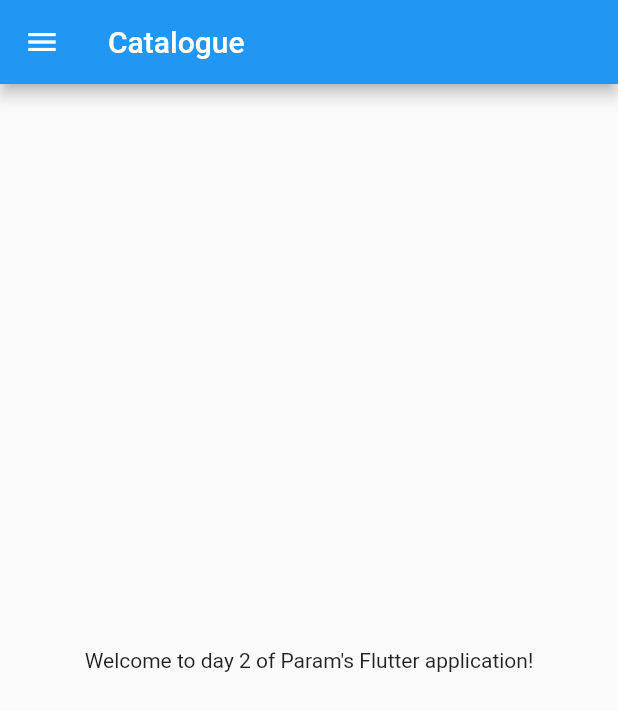
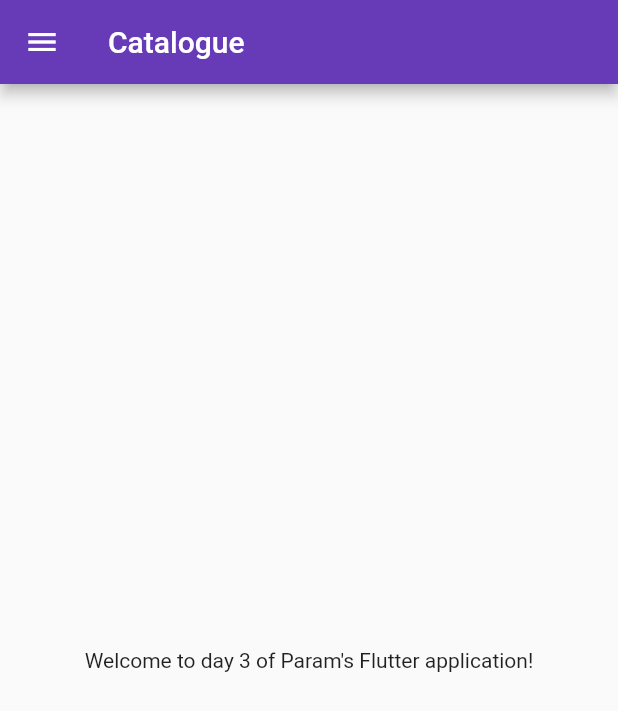
Before and after one commit to paramsiddharth/learning-flutter, a Flutter app: the screen it shows after launch, on a phone screen of 412 x 824 dp. Shown: the top 711 px of the screen. Run offline on Flutter 3.47's test engine with Material 2 defaults, Android fonts, the phone set to English and light mode, and no system bars.

Commit message:
दिवस ३ पूर्ण

```diff
--- a/1-flutter-cat/lib/main.dart
+++ b/1-flutter-cat/lib/main.dart
@@ -1,5 +1,7 @@
 import 'package:flutter/material.dart';
-import 'home_page.dart';
+
+import 'pages/login_page.dart';
+import 'pages/home_page.dart';
 
 void main() {
   runApp(MyApp());
@@ -8,7 +10,18 @@
 class MyApp extends StatelessWidget {
   Widget build(BuildContext context) {
     return MaterialApp(
-      home: HomePage(),
+      themeMode: ThemeMode.light,
+      theme: ThemeData(
+        primarySwatch: Colors.deepPurple
+      ),
+      darkTheme: ThemeData(
+        brightness: Brightness.dark
+      ),
+      initialRoute: '/home',
+      routes: {
+        '/home': (ctx) => HomePage(),
+        '/login': (ctx) => LoginPage()
+      },
     );
   }
 }
--- a/1-flutter-cat/lib/home_page.dart
+++ b/1-flutter-cat/lib/pages/home_page.dart
@@ -1,7 +1,7 @@
 import 'package:flutter/material.dart';
 
 class HomePage extends StatelessWidget {
-  final num day = 2;
+  final num day = 3;
   final String name = 'Param';
 
   @override
```
Also changed, not shown: 1-flutter-cat/lib/pages/login_page.dart (added, +20 -0 lines).
